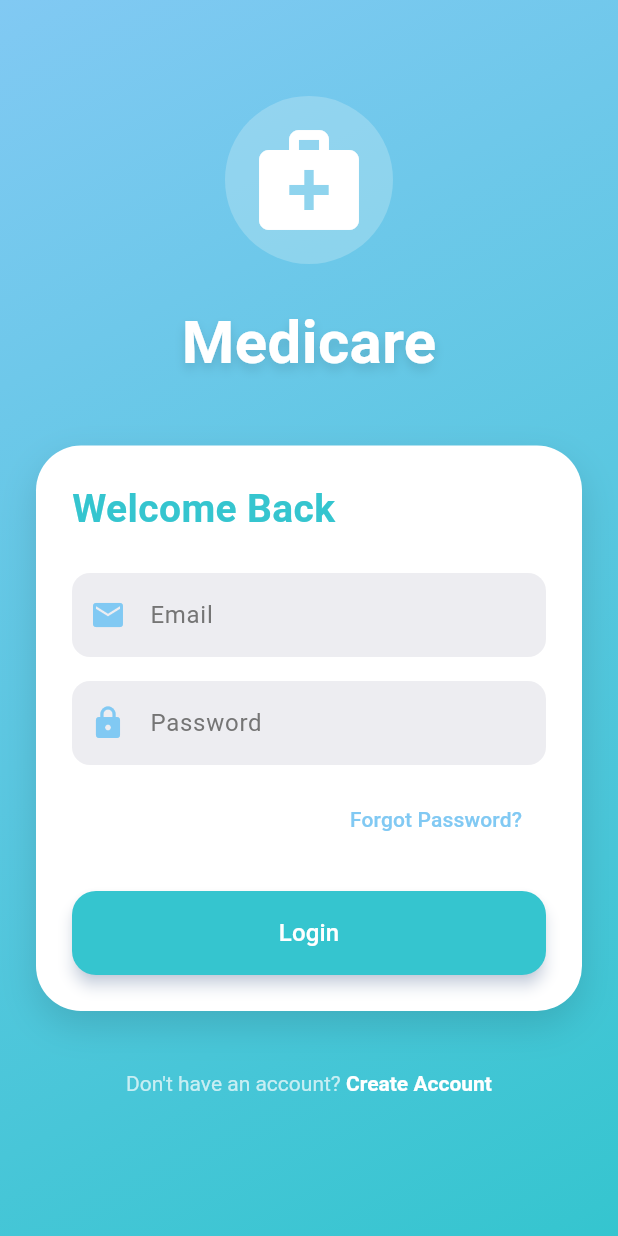
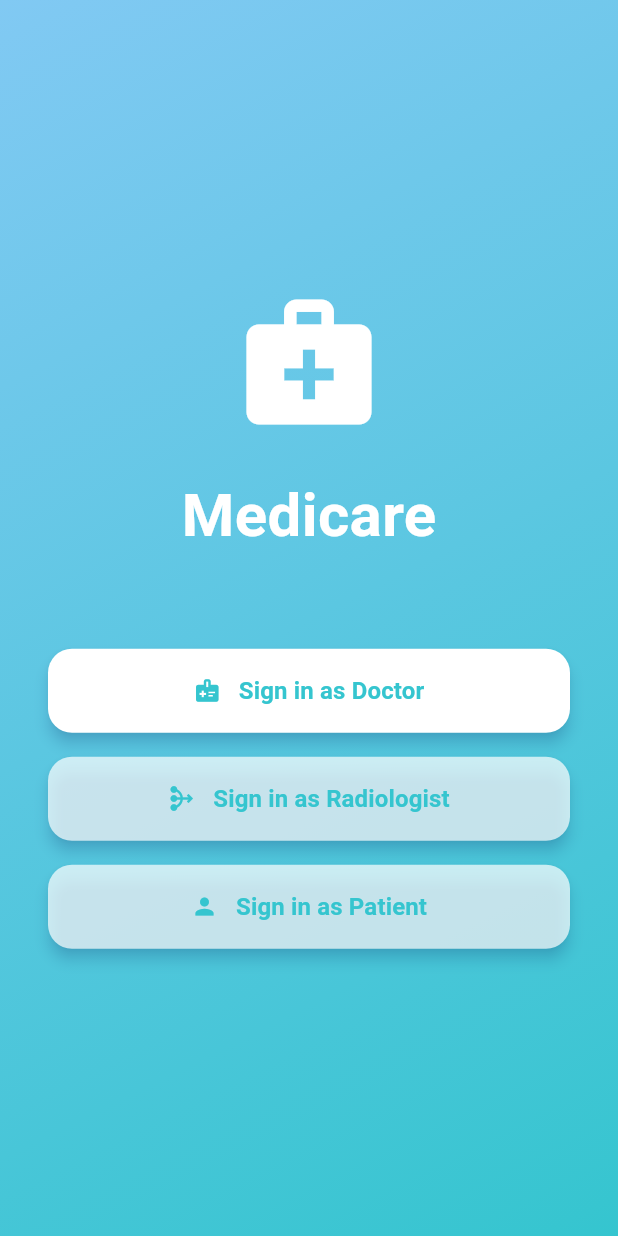
Before and after one commit to aliammari1/pulmocare, a Flutter app: the screen it shows after launch, on a phone screen of 412 x 824 dp. Run offline on Flutter 3.47's test engine with Material 3 defaults, Android fonts, the phone set to English and light mode, and no system bars; our stand-ins replace geocoding, geolocator, google_generative_ai, google_maps_flutter, image_picker, intl_phone_field and 5 more.

Commit message:
Signature + entry page

```diff
--- a/frontend/lib/main.dart
+++ b/frontend/lib/main.dart
@@ -1,10 +1,10 @@
 import 'package:flutter/material.dart';
 import 'package:provider/provider.dart';
 import 'viewmodels/auth_view_model.dart';
-import 'package:provider/provider.dart';
-import '../viewmodels/chat_viewmodel.dart';
+import 'viewmodels/chat_viewmodel.dart';
 import 'views/login_view.dart';
 import 'views/home_view.dart';
+import 'views/entry_view.dart'; // Add this import
 import 'theme/app_theme.dart';
 
 void main() {
@@ -24,16 +24,11 @@ class MyApp extends StatelessWidget {
       child: MaterialApp(
         title: 'Medicare',
         theme: AppTheme.lightTheme,
-        initialRoute: '/login',
+        home: const EntryView(),
         routes: {
-          '/login': (context) => const LoginView(),
+          // Remove '/login' route since we're handling it through EntryView
           '/home': (context) => const HomeView(),
         },
-        home: Consumer<AuthViewModel>(
-          builder: (context, authVM, child) {
-            return authVM.isAuthenticated ? HomeView() : LoginView();
-          },
-        ),
       ),
     );
   }
--- a/frontend/lib/models/doctor.dart
+++ b/frontend/lib/models/doctor.dart
@@ -20,6 +20,6 @@ class Doctor {
     this.profileImage,
     this.isVerified = false, // Default to false
     this.verificationDetails,
-    this.signature,
+    this.signature, // Add this field
   });
 }
--- /dev/null
+++ b/frontend/lib/views/entry_view.dart
@@ -0,0 +1,123 @@
+import 'package:flutter/material.dart';
+import 'package:medicare/theme/app_theme.dart';
+import 'login_view.dart';
+
+class EntryView extends StatelessWidget {
+  const EntryView({Key? key}) : super(key: key);
+
+  @override
+  Widget build(BuildContext context) {
+    return Scaffold(
+      body: Container(
+        decoration: const BoxDecoration(
+          gradient: LinearGradient(
+            begin: Alignment.topLeft,
+            end: Alignment.bottomRight,
+            colors: [Color(0xFF81C9F3), Color(0xFF35C5CF)],
+          ),
+        ),
+        child: SafeArea(
+          child: Column(
+            mainAxisAlignment: MainAxisAlignment.center,
+            children: [
+              const Icon(
+                Icons.medical_services,
+                size: 100,
+                color: Colors.white,
+              ),
+              const SizedBox(height: 24),
+              const Text(
+                'Medicare',
+                style: TextStyle(
+                  fontSize: 40,
+                  fontWeight: FontWeight.bold,
+                  color: Colors.white,
+                ),
+              ),
+              const SizedBox(height: 60),
+              _buildLoginButton(
+                context,
+                'Sign in as Doctor',
+                Icons.medical_information,
+                'doctor',
+              ),
+              const SizedBox(height: 16),
+              _buildLoginButton(
+                context,
+                'Sign in as Radiologist',
+                Icons.mediation,
+                'radiologist',
+              ),
+              const SizedBox(height: 16),
+              _buildLoginButton(
+                context,
+                'Sign in as Patient',
+                Icons.person,
+                'patient',
+              ),
+            ],
+          ),
+        ),
+      ),
+    );
+  }
+
+  Widget _buildLoginButton(
+      BuildContext context, String text, IconData icon, String userType) {
+    return Padding(
+      padding: const EdgeInsets.symmetric(horizontal: 32),
+      child: ElevatedButton(
+        onPressed: () {
+          if (userType == 'doctor') {
+            Navigator.push(
+              context,
+              MaterialPageRoute(
+                builder: (context) => LoginView(userType: userType),
+              ),
+            );
+          } else {
+            // Show "Coming Soon" message for radiologist and patient
+            showDialog(
+              context: context,
+              builder: (context) => AlertDialog(
+                title: const Text('Coming Soon'),
+                content: Text(
+                    '${userType.capitalize()} login is not yet available.'),
+                actions: [
+                  TextButton(
+                    onPressed: () => Navigator.pop(context),
+                    child: const Text('OK'),
+                  ),
+                ],
+              ),
+            );
+          }
+        },
+        style: ElevatedButton.styleFrom(
+          backgroundColor: userType == 'doctor'
+              ? Colors.white
+              : Colors.white.withOpacity(0.7),
+          padding: const EdgeInsets.symmetric(vertical: 16, horizontal: 24),
+          shape: RoundedRectangleBorder(
+            borderRadius: BorderRadius.circular(16),
+          ),
+        ),
+        child: Row(
+          mainAxisAlignment: MainAxisAlignment.center,
+          children: [
+            Icon(icon, color: AppTheme.turquoise),
+            const SizedBox(width: 12),
+            Text(
+              text,
+              style: TextStyle(
+                fontSize: 16,
+                color: AppTheme.turquoise,
+                fontWeight: FontWeight.bold,
+              ),
+            ),
+          ],
+        ),
+      ),
+    );
+  }
+}
--- a/frontend/pubspec.yaml
+++ b/frontend/pubspec.yaml
@@ -44,6 +44,7 @@ dependencies:
   signature: ^5.4.0
   flutter_signature_pad: ^3.0.1
   http_parser: ^4.0.2
+  # syncfusion_flutter_signaturepad: ^28.2.9
 
   # The following adds the Cupertino Icons font to your application.
   # Use with the CupertinoIcons class for iOS style icons.
```
Also changed, not shown: frontend/lib/components/Drawer.dart (+102 -44 lines), frontend/lib/viewmodels/auth_view_model.dart (+6 -3 lines), frontend/lib/views/home_view.dart (+18 -2 lines), frontend/lib/views/login_view.dart (+17 -1 lines), frontend/lib/views/profile_view.dart (+79 -63 lines), frontend/lib/views/signature_view.dart (added, +204 -0 lines), frontend/lib/views/scan_view.dart (added), 3 other files.
